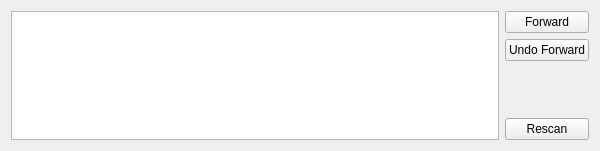
Before: the Qt Designer form plugins/upnp/upnpwidget.ui in KDE/ktorrent, drawn with Qt 5.
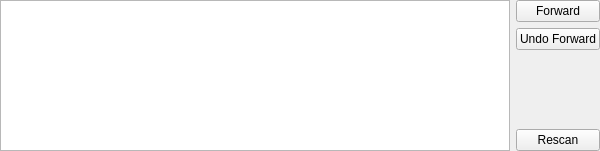
After: the same form once the commit is applied.

The edit to the form file:
```diff
--- a/plugins/upnp/upnpwidget.ui
+++ b/plugins/upnp/upnpwidget.ui
@@ -13,6 +13,9 @@
    <string>UPnP</string>
   </property>
   <layout class="QHBoxLayout" name="horizontalLayout" >
+   <property name="margin" >
+    <number>0</number>
+   </property>
    <item>
     <widget class="QTreeView" name="m_devices" />
    </item>
```
